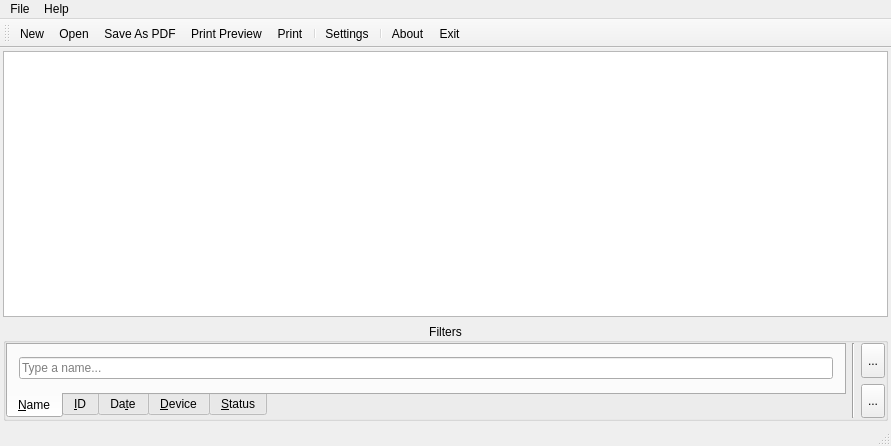
This is src/SimpleInvoice/mainwindow.ui in mbnoimi/SimpleInvoice as Qt 5 draws it before an edit. The edited form follows.
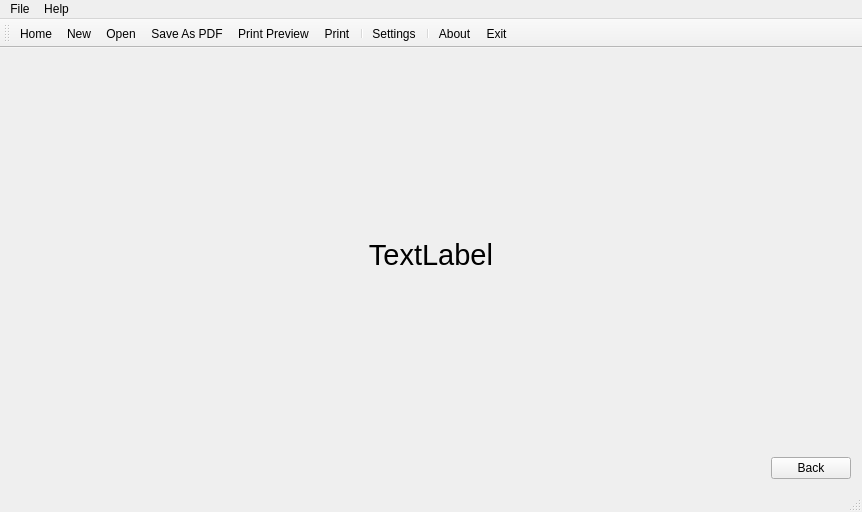
This is the edited form. The open tabs and pages were chosen to show the change. Icons and pictures are not drawn.

```diff
--- a/src/SimpleInvoice/mainwindow.ui
+++ b/src/SimpleInvoice/mainwindow.ui
@@ -6,8 +6,8 @@
    <rect>
     <x>0</x>
     <y>0</y>
-    <width>891</width>
-    <height>446</height>
+    <width>862</width>
+    <height>512</height>
    </rect>
   </property>
   <property name="windowTitle">
@@ -18,25 +18,36 @@
     <normaloff>:/res/res/kword.png</normaloff>:/res/res/kword.png</iconset>
   </property>
   <property name="styleSheet">
-   <string notr="true">QTabWidget::tab-bar {
-    alignment: center;
+   <string notr="true">QLabel#label_errorMessage {
+	font-size: 22pt ;
+	
 }
 </string>
   </property>
   <widget class="QWidget" name="centralWidget">
+   <layout class="QVBoxLayout" name="verticalLayout_3">
+    <property name="spacing">
+     <number>0</number>
+    </property>
+    <property name="leftMargin">
+     <number>0</number>
+    </property>
+    <property name="topMargin">
+     <number>0</number>
+    </property>
+    <property name="rightMargin">
+     <number>0</number>
+    </property>
+    <property name="bottomMargin">
+     <number>0</number>
+    </property>
+    <item>
+     <widget class="QStackedWidget" name="stackedWidget">
+      <property name="currentIndex">
+       <number>0</number>
+      </property>
+      <widget class="QWidget" name="page_main">
    <layout class="QVBoxLayout" name="verticalLayout_2">
-    <property name="leftMargin">
-     <number>3</number>
-    </property>
-    <property name="topMargin">
-     <number>3</number>
-    </property>
-    <property name="rightMargin">
-     <number>3</number>
-    </property>
-    <property name="bottomMargin">
-     <number>3</number>
-    </property>
     <item>
      <widget class="QTableView" name="tableView">
       <property name="alternatingRowColors">
@@ -64,6 +75,12 @@
         <verstretch>0</verstretch>
        </sizepolicy>
       </property>
+          <property name="styleSheet">
+           <string notr="true">QTabWidget#tabWidget::tab-bar {
+    alignment: center;
+}
+</string>
+          </property>
       <property name="title">
        <string>Filters</string>
       </property>
@@ -215,13 +232,64 @@
     </item>
    </layout>
   </widget>
+      <widget class="QWidget" name="page_errors">
+       <layout class="QVBoxLayout" name="verticalLayout_4">
+        <item>
+         <widget class="QLabel" name="label_errorMessage">
+          <property name="sizePolicy">
+           <sizepolicy hsizetype="Expanding" vsizetype="Expanding">
+            <horstretch>0</horstretch>
+            <verstretch>0</verstretch>
+           </sizepolicy>
+          </property>
+          <property name="text">
+           <string>TextLabel</string>
+          </property>
+          <property name="alignment">
+           <set>Qt::AlignCenter</set>
+          </property>
+          <property name="wordWrap">
+           <bool>true</bool>
+          </property>
+         </widget>
+        </item>
+        <item>
+         <layout class="QHBoxLayout" name="horizontalLayout_7">
+          <item>
+           <spacer name="horizontalSpacer">
+            <property name="orientation">
+             <enum>Qt::Horizontal</enum>
+            </property>
+            <property name="sizeHint" stdset="0">
+             <size>
+              <width>40</width>
+              <height>20</height>
+             </size>
+            </property>
+           </spacer>
+          </item>
+          <item>
+           <widget class="QPushButton" name="pushButton">
+            <property name="text">
+             <string>Back</string>
+            </property>
+           </widget>
+          </item>
+         </layout>
+        </item>
+       </layout>
+      </widget>
+     </widget>
+    </item>
+   </layout>
+  </widget>
   <widget class="QMenuBar" name="menuBar">
    <property name="geometry">
     <rect>
      <x>0</x>
      <y>0</y>
-     <width>891</width>
-     <height>20</height>
+     <width>862</width>
+     <height>21</height>
     </rect>
    </property>
    <widget class="QMenu" name="menuFile">
@@ -249,6 +317,12 @@
    <addaction name="menuHelp"/>
   </widget>
   <widget class="QToolBar" name="mainToolBar">
+   <property name="iconSize">
+    <size>
+     <width>32</width>
+     <height>32</height>
+    </size>
+   </property>
    <property name="toolButtonStyle">
     <enum>Qt::ToolButtonIconOnly</enum>
    </property>
@@ -258,6 +332,7 @@
    <attribute name="toolBarBreak">
     <bool>false</bool>
    </attribute>
+   <addaction name="actionHome"/>
    <addaction name="actionNew"/>
    <addaction name="actionOpen"/>
    <addaction name="actionSaveAsPDF"/>
@@ -363,6 +438,18 @@
     <string>Meta+Alt+P</string>
    </property>
   </action>
+  <action name="actionHome">
+   <property name="icon">
+    <iconset resource="res.qrc">
+     <normaloff>:/res/res/go-home.png</normaloff>:/res/res/go-home.png</iconset>
+   </property>
+   <property name="text">
+    <string>Home</string>
+   </property>
+   <property name="shortcut">
+    <string>Ctrl+H</string>
+   </property>
+  </action>
  </widget>
  <layoutdefault spacing="6" margin="11"/>
  <tabstops>
```
Lines whose indentation alone changed are shown as unchanged.
